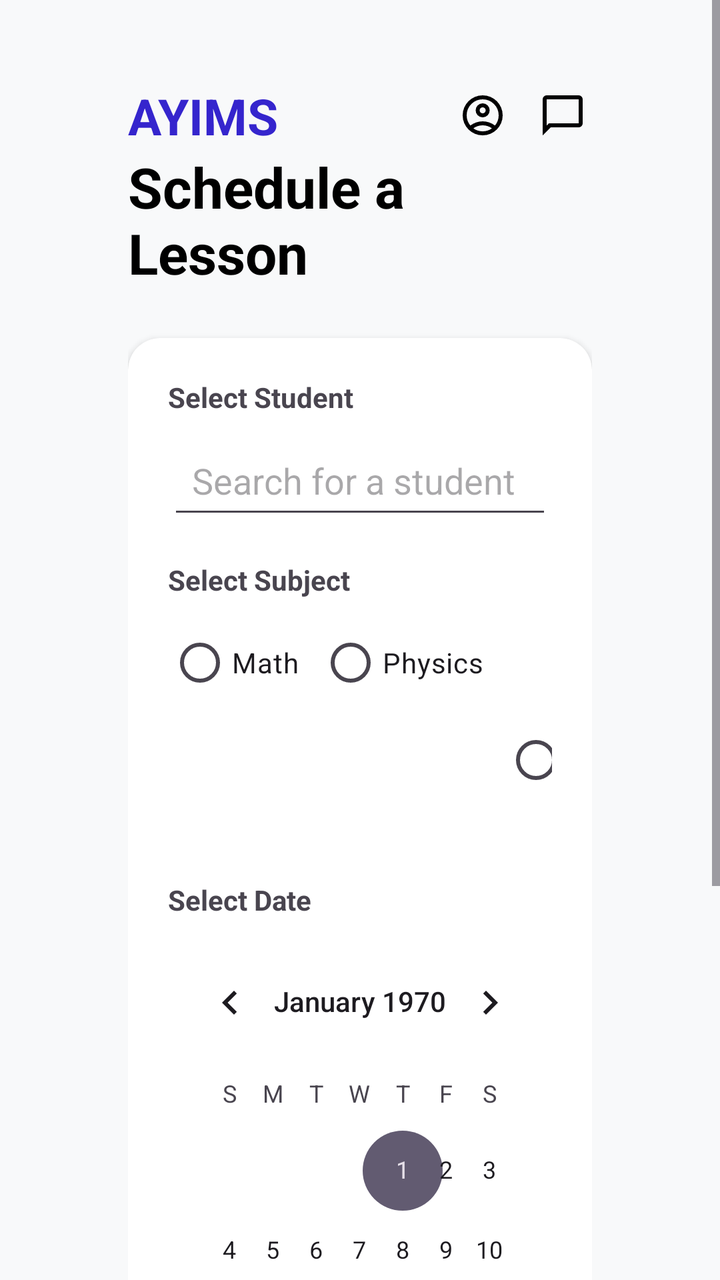
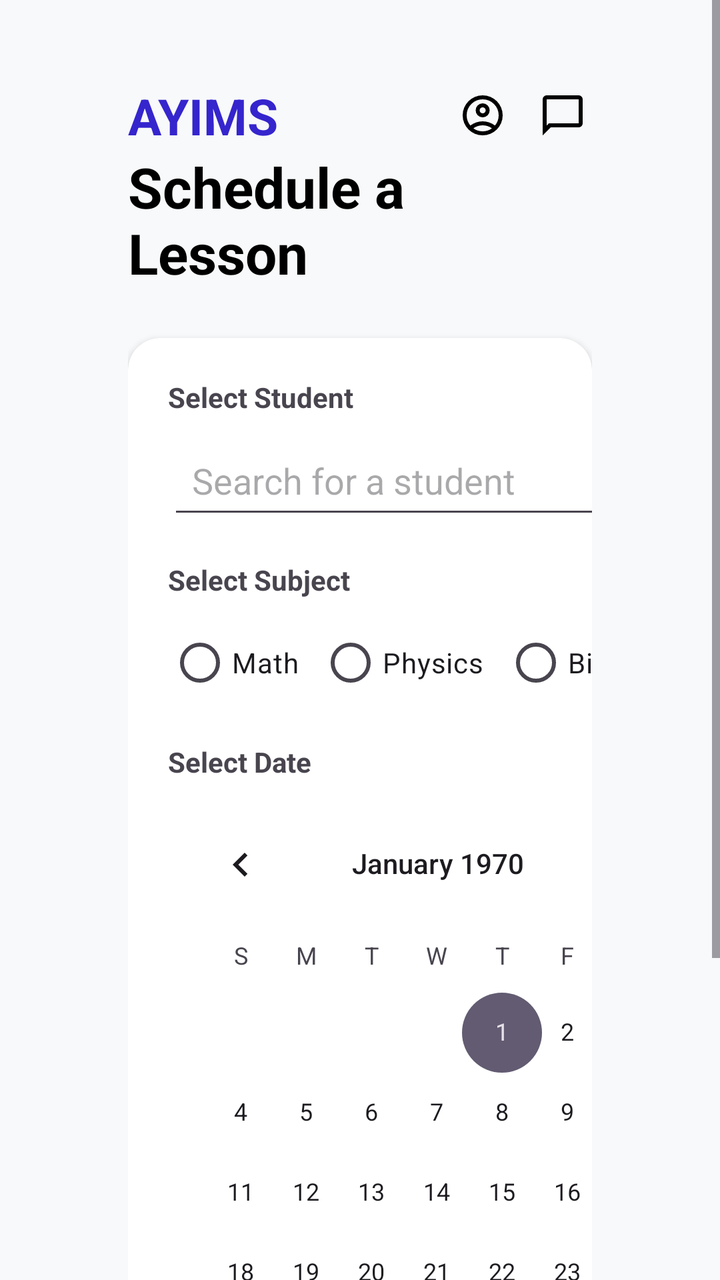

The first picture is an Android layout as it rendered before a commit; the second is the same layout after the commit. The layout source and the unified diff follow.
<!-- AndroidManifest.xml: application theme Theme.MyTutor -->
<!-- res/layout/fragment_tutor_schedule.xml -->
<?xml version="1.0" encoding="utf-8"?>
<ScrollView xmlns:android="http://schemas.android.com/apk/res/android"
    xmlns:app="http://schemas.android.com/apk/res-auto"
    android:layout_width="match_parent"
    android:layout_height="match_parent"
    android:background="#F8F9FA">

    <LinearLayout
        android:layout_width="match_parent"
        android:layout_height="wrap_content"
        android:orientation="vertical"
        android:layout_marginHorizontal="40dp"
        android:layout_marginVertical="0dp"
        android:padding="24dp">
        <LinearLayout
            android:layout_width="match_parent"
            android:layout_height="wrap_content"
            android:layout_marginTop="17dp"
            android:orientation="horizontal">
            <TextView
                android:layout_width="wrap_content"
                android:layout_height="wrap_content"
                android:textColor="@color/btn"
                android:textStyle="bold"
                android:text="AYIMS"
                android:textSize="25sp"/>

            <TextView
                android:layout_width="wrap_content"
                android:layout_height="wrap_content"
                android:textSize="25sp"
                android:layout_marginStart="90dp"
                android:drawableLeft="@drawable/outline_account_circle_24"/>
            <TextView
                android:layout_width="wrap_content"
                android:layout_height="wrap_content"
                android:textSize="25sp"
                android:layout_marginStart="16dp"
                android:drawableLeft="@drawable/outline_chat_bubble_24"/>
            <TextView
                android:layout_width="wrap_content"
                android:layout_height="wrap_content"
                android:textSize="25sp"
                android:layout_marginStart="16dp"
                android:drawableLeft="@drawable/outline_account_circle_24"/>

        </LinearLayout>


        <TextView
            android:layout_width="wrap_content"
            android:layout_height="wrap_content"
            android:text="Schedule a Lesson"
            android:textSize="28sp"
            android:textStyle="bold"
            android:textColor="@color/black"
            android:layout_marginBottom="24dp"/>

        <androidx.cardview.widget.CardView
            android:layout_width="match_parent"
            android:layout_height="wrap_content"
            app:cardCornerRadius="16dp"
            app:cardElevation="2dp">

            <LinearLayout
                android:layout_width="match_parent"
                android:layout_height="wrap_content"
                android:orientation="vertical"
                android:padding="20dp">

                <TextView
                    android:layout_width="wrap_content"
                    android:layout_height="wrap_content"
                    android:text="Select Student"
                    android:textStyle="bold"
                    android:layout_marginBottom="8dp"/>

                <AutoCompleteTextView
                    android:id="@+id/studentAutoComplete"
                    android:layout_width="match_parent"
                    android:layout_height="wrap_content"
                    android:hint="Search for a student"
                    android:padding="12dp"
                    android:completionThreshold="1"/>

                <TextView
                    android:layout_width="wrap_content"
                    android:layout_height="wrap_content"
                    android:text="Select Subject"
                    android:textStyle="bold"
                    android:layout_marginTop="16dp"
                    android:layout_marginBottom="8dp"/>

                <RadioGroup
                    android:id="@+id/tutorSubjectGroup"
                    android:layout_width="match_parent"
                    android:layout_height="wrap_content"
                    android:orientation="horizontal">
                    <RadioButton android:id="@+id/rbMath" android:layout_width="wrap_content" android:layout_height="wrap_content" android:text="Math" android:layout_marginEnd="10dp"/>
                    <RadioButton android:id="@+id/rbPhysics" android:layout_width="wrap_content" android:layout_height="wrap_content" android:text="Physics" android:layout_marginEnd="10dp"/>
                    <RadioButton android:id="@+id/rbBiology" android:layout_width="wrap_content" android:layout_height="wrap_content" android:text="Biology"/>
                </RadioGroup>

                <TextView
                    android:layout_width="wrap_content"
                    android:layout_height="wrap_content"
                    android:text="Select Date"
                    android:textStyle="bold"
                    android:layout_marginTop="16dp"
                    android:layout_marginBottom="8dp"/>

                <CalendarView
                    android:id="@+id/scheduleCalendar"
                    android:layout_width="match_parent"
                    android:layout_height="wrap_content" />

                <Button
                    android:id="@+id/btnScheduleLesson"
                    android:layout_width="match_parent"
                    android:layout_height="wrap_content"
                    android:text="Schedule Lesson"
                    android:backgroundTint="@color/btn"
                    android:textColor="@color/white"
                    android:layout_marginTop="24dp"
                    android:padding="12dp"/>

            </LinearLayout>
        </androidx.cardview.widget.CardView>

    </LinearLayout>
</ScrollView>
<!-- resources referenced by this layout -->
<resources>
  <color name="black">#FF000000</color>
  <color name="btn">#3525CD</color>
  <color name="white">#FFFFFFFF</color>
  <!-- drawable outline_account_circle_24 (drawable) -->
  <vector xmlns:android="http://schemas.android.com/apk/res/android" android:height="24dp" android:tint="#000000" android:viewportHeight="960" android:viewportWidth="960" android:width="24dp">
        
      <path android:fillColor="@android:color/white" android:pathData="M234,684Q285,645 348,622.5Q411,600 480,600Q549,600 612,622.5Q675,645 726,684Q761,643 780.5,591Q800,539 800,480Q800,347 706.5,253.5Q613,160 480,160Q347,160 253.5,253.5Q160,347 160,480Q160,539 179.5,591Q199,643 234,684ZM380.5,479.5Q340,439 340,380Q340,321 380.5,280.5Q421,240 480,240Q539,240 579.5,280.5Q620,321 620,380Q620,439 579.5,479.5Q539,520 480,520Q421,520 380.5,479.5ZM480,880Q397,880 324,848.5Q251,817 197,763Q143,709 111.5,636Q80,563 80,480Q80,397 111.5,324Q143,251 197,197Q251,143 324,111.5Q397,80 480,80Q563,80 636,111.5Q709,143 763,197Q817,251 848.5,324Q880,397 880,480Q880,563 848.5,636Q817,709 763,763Q709,817 636,848.5Q563,880 480,880ZM580,784.5Q627,769 666,740Q627,711 580,695.5Q533,680 480,680Q427,680 380,695.5Q333,711 294,740Q333,769 380,784.5Q427,800 480,800Q533,800 580,784.5ZM523,423Q540,406 540,380Q540,354 523,337Q506,320 480,320Q454,320 437,337Q420,354 420,380Q420,406 437,423Q454,440 480,440Q506,440 523,423ZM480,380Q480,380 480,380Q480,380 480,380Q480,380 480,380Q480,380 480,380Q480,380 480,380Q480,380 480,380Q480,380 480,380Q480,380 480,380ZM480,740Q480,740 480,740Q480,740 480,740Q480,740 480,740Q480,740 480,740Q480,740 480,740Q480,740 480,740Q480,740 480,740Q480,740 480,740Z"/>
      
  </vector>
  <!-- drawable outline_chat_bubble_24 (drawable) -->
  <vector xmlns:android="http://schemas.android.com/apk/res/android" android:height="24dp" android:tint="#000000" android:viewportHeight="960" android:viewportWidth="960" android:width="24dp">
        
      <path android:fillColor="@android:color/white" android:pathData="M80,880L80,160Q80,127 103.5,103.5Q127,80 160,80L800,80Q833,80 856.5,103.5Q880,127 880,160L880,640Q880,673 856.5,696.5Q833,720 800,720L240,720L80,880ZM206,640L800,640Q800,640 800,640Q800,640 800,640L800,160Q800,160 800,160Q800,160 800,160L160,160Q160,160 160,160Q160,160 160,160L160,685L206,640ZM160,640L160,640L160,160Q160,160 160,160Q160,160 160,160L160,160Q160,160 160,160Q160,160 160,160L160,640Q160,640 160,640Q160,640 160,640Z"/>
      
  </vector>
  <style name="Theme.MyTutor" parent="Base.Theme.MyTutor" />
  <style name="Base.Theme.MyTutor" parent="Theme.Material3.DayNight.NoActionBar">
          
          
      </style>
</resources>

<!-- the commit's change to res/layout/fragment_tutor_schedule.xml (unified diff, before → after) -->
@@ -63,7 +63,7 @@
             app:cardElevation="2dp">
 
             <LinearLayout
-                android:layout_width="match_parent"
+                android:layout_width="310dp"
                 android:layout_height="wrap_content"
                 android:orientation="vertical"
                 android:padding="20dp">
@@ -71,43 +71,60 @@
                 <TextView
                     android:layout_width="wrap_content"
                     android:layout_height="wrap_content"
+                    android:layout_marginBottom="8dp"
                     android:text="Select Student"
-                    android:textStyle="bold"
-                    android:layout_marginBottom="8dp"/>
+                    android:textStyle="bold" />
 
                 <AutoCompleteTextView
                     android:id="@+id/studentAutoComplete"
                     android:layout_width="match_parent"
                     android:layout_height="wrap_content"
+                    android:completionThreshold="1"
                     android:hint="Search for a student"
-                    android:padding="12dp"
-                    android:completionThreshold="1"/>
+                    android:padding="12dp" />
 
                 <TextView
                     android:layout_width="wrap_content"
                     android:layout_height="wrap_content"
+                    android:layout_marginTop="16dp"
+                    android:layout_marginBottom="8dp"
                     android:text="Select Subject"
-                    android:textStyle="bold"
-                    android:layout_marginTop="16dp"
-                    android:layout_marginBottom="8dp"/>
+                    android:textStyle="bold" />
 
                 <RadioGroup
                     android:id="@+id/tutorSubjectGroup"
                     android:layout_width="match_parent"
                     android:layout_height="wrap_content"
                     android:orientation="horizontal">
-                    <RadioButton android:id="@+id/rbMath" android:layout_width="wrap_content" android:layout_height="wrap_content" android:text="Math" android:layout_marginEnd="10dp"/>
-                    <RadioButton android:id="@+id/rbPhysics" android:layout_width="wrap_content" android:layout_height="wrap_content" android:text="Physics" android:layout_marginEnd="10dp"/>
-                    <RadioButton android:id="@+id/rbBiology" android:layout_width="wrap_content" android:layout_height="wrap_content" android:text="Biology"/>
+
+                    <RadioButton
+                        android:id="@+id/rbMath"
+                        android:layout_width="wrap_content"
+                        android:layout_height="wrap_content"
+                        android:layout_marginEnd="10dp"
+                        android:text="Math" />
+
+                    <RadioButton
+                        android:id="@+id/rbPhysics"
+                        android:layout_width="wrap_content"
+                        android:layout_height="wrap_content"
+                        android:layout_marginEnd="10dp"
+                        android:text="Physics" />
+
+                    <RadioButton
+                        android:id="@+id/rbBiology"
+                        android:layout_width="wrap_content"
+                        android:layout_height="wrap_content"
+                        android:text="Biology" />
                 </RadioGroup>
 
                 <TextView
                     android:layout_width="wrap_content"
                     android:layout_height="wrap_content"
+                    android:layout_marginTop="16dp"
+                    android:layout_marginBottom="8dp"
                     android:text="Select Date"
-                    android:textStyle="bold"
-                    android:layout_marginTop="16dp"
-                    android:layout_marginBottom="8dp"/>
+                    android:textStyle="bold" />
 
                 <CalendarView
                     android:id="@+id/scheduleCalendar"
@@ -118,11 +135,11 @@
                     android:id="@+id/btnScheduleLesson"
                     android:layout_width="match_parent"
                     android:layout_height="wrap_content"
+                    android:layout_marginTop="24dp"
+                    android:backgroundTint="@color/btn"
+                    android:padding="12dp"
                     android:text="Schedule Lesson"
-                    android:backgroundTint="@color/btn"
-                    android:textColor="@color/white"
-                    android:layout_marginTop="24dp"
-                    android:padding="12dp"/>
+                    android:textColor="@color/white" />
 
             </LinearLayout>
         </androidx.cardview.widget.CardView>
